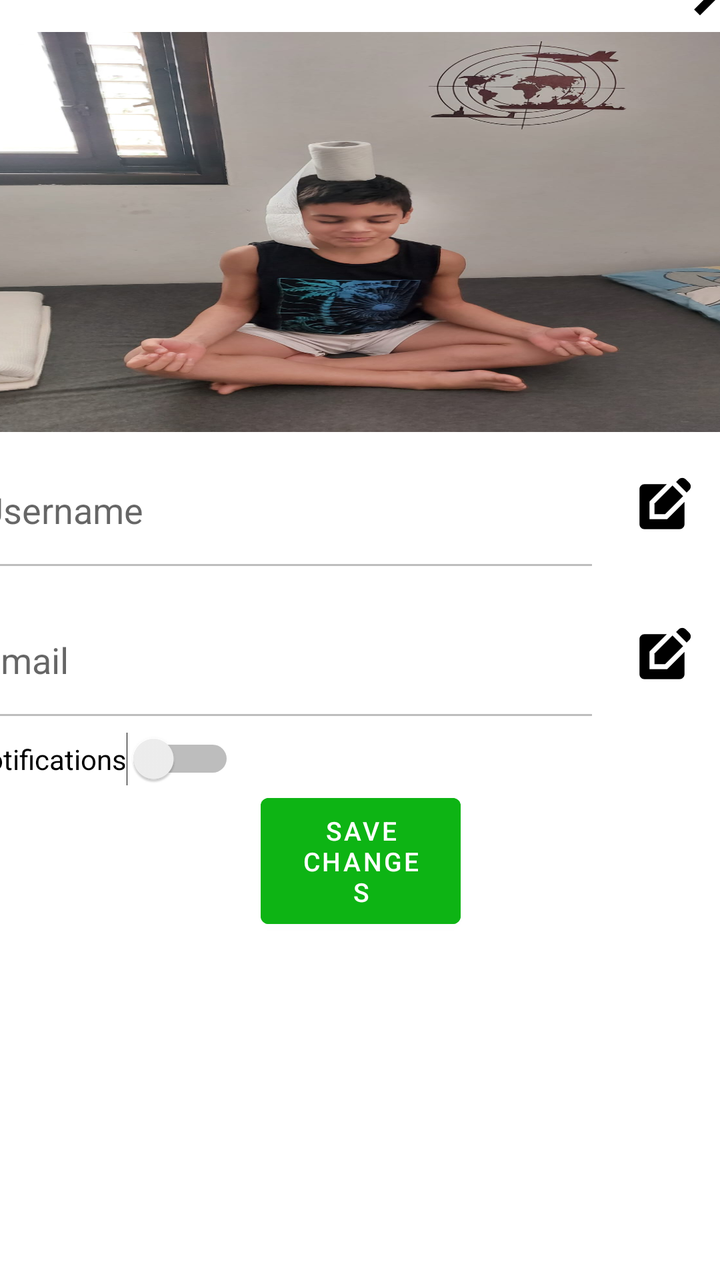
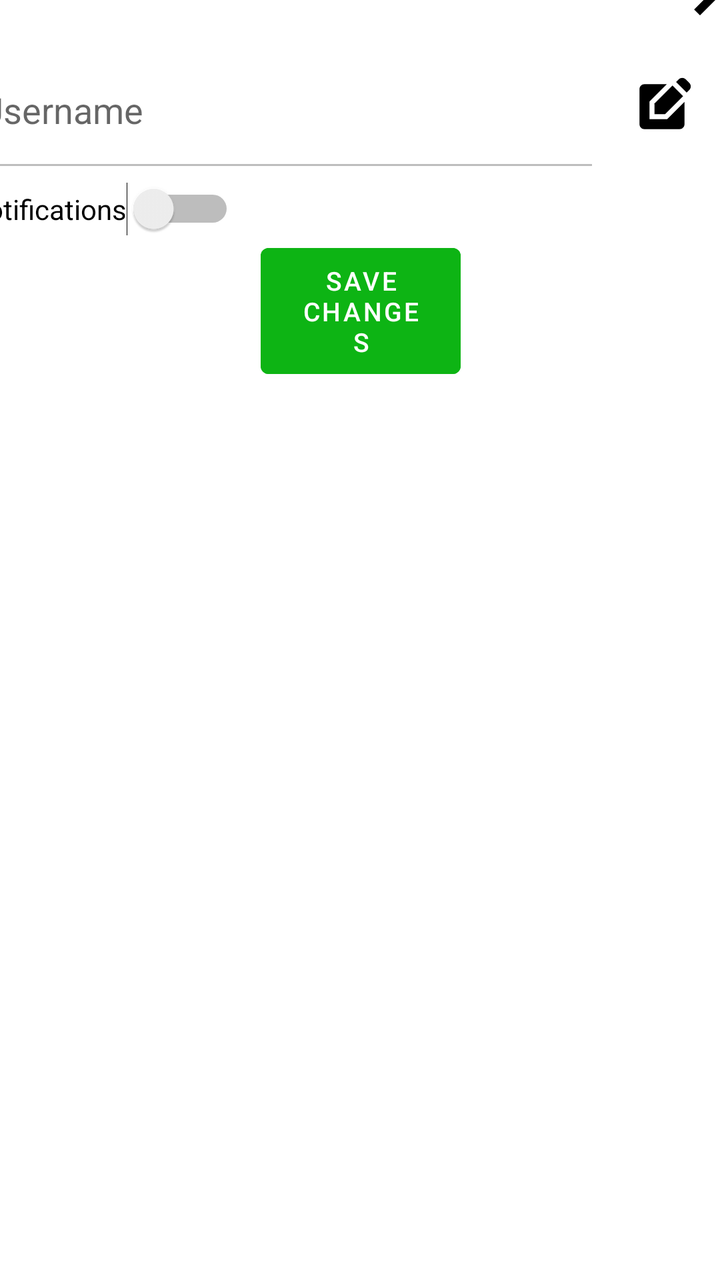

The first picture is an Android layout as it rendered before a commit; the second is the same layout after the commit. The layout source and the unified diff follow.
<!-- AndroidManifest.xml: application theme Theme.SmartCart.Light -->
<!-- res/layout/profile_page.xml -->
<?xml version="1.0" encoding="utf-8"?>
<androidx.constraintlayout.widget.ConstraintLayout xmlns:android="http://schemas.android.com/apk/res/android"
    xmlns:app="http://schemas.android.com/apk/res-auto"
    xmlns:tools="http://schemas.android.com/tools"
    android:layout_width="match_parent"
    android:layout_height="match_parent">

    <LinearLayout
        android:layout_width="409dp"
        android:layout_height="729dp"
        android:orientation="vertical"
        app:layout_constraintBottom_toBottomOf="parent"
        app:layout_constraintEnd_toEndOf="parent"
        app:layout_constraintStart_toStartOf="parent"
        app:layout_constraintTop_toTopOf="parent"
        android:padding="10dp">

        <ImageButton
            android:id="@+id/backButtonProfilePage"
            android:layout_width="50dp"
            android:layout_height="50dp"
            android:background="@drawable/baseline_arrow_back"
            android:layout_gravity="right"
            android:backgroundTint="@color/black"
            />

        <com.google.android.material.imageview.ShapeableImageView
            android:id="@+id/profilePictureProfilePage"
            android:layout_width="match_parent"
            android:layout_height="200dp"
            android:layout_gravity="center"
            android:background="@drawable/joni" />

        <LinearLayout
            android:layout_width="match_parent"
            android:layout_height="75dp"
            android:orientation="horizontal">


            <EditText
                android:id="@+id/usernameProfilePage"
                android:layout_width="wrap_content"
                android:layout_height="match_parent"
                android:layout_weight="1"
                android:enabled="false"
                android:inputType="text"
                android:hint="Username"
                />

            <com.google.android.material.button.MaterialButton
                android:id="@+id/editUsernameButton"
                android:layout_width="75dp"
                android:layout_height="match_parent"
                android:layout_weight="0"
                app:icon="@drawable/baseline_edit_square"
                app:iconTint="@color/black"
                app:iconSize="30dp"
                android:background="@android:color/transparent"
                />
        </LinearLayout>

        <LinearLayout
            android:layout_width="match_parent"
            android:layout_height="75dp"
            android:orientation="horizontal">

            <EditText
                android:id="@+id/emailProfilePage"
                android:layout_width="wrap_content"
                android:layout_height="match_parent"
                android:layout_weight="1"
                android:enabled="false"
                android:inputType="textEmailAddress"
                android:hint="Email"/>

            <com.google.android.material.button.MaterialButton
                android:id="@+id/editEmailButton"
                android:layout_width="75dp"
                android:layout_height="match_parent"
                android:layout_weight="0"
                app:icon="@drawable/baseline_edit_square"
                app:iconTint="@color/black"
                app:iconSize="30dp"
                android:background="@android:color/transparent"
                />
        </LinearLayout>

        <Switch
            android:id="@+id/userNotificationsSwitch"
            android:layout_width="wrap_content"
            android:layout_height="wrap_content"
            android:text="notifications" />

        <com.google.android.material.button.MaterialButton
            android:id="@+id/saveChangesButton"
            android:layout_width="100dp"
            android:layout_height="75dp"
            android:layout_gravity="center"
            android:text="save changes"
            android:textSize="13sp"
            android:backgroundTint="@color/green"
            />


    </LinearLayout>

</androidx.constraintlayout.widget.ConstraintLayout>
<!-- resources referenced by this layout -->
<resources>
  <color name="black">#FF000000</color>
  <color name="green">#0DB414</color>
  <!-- drawable baseline_arrow_back (drawable) -->
  <vector xmlns:android="http://schemas.android.com/apk/res/android" android:autoMirrored="true" android:height="24dp" android:tint="#000000" android:viewportHeight="24" android:viewportWidth="24" android:width="24dp">
        
      <path android:fillColor="@android:color/white" android:pathData="M12,4l-1.41,1.41L16.17,11H4v2h12.17l-5.58,5.59L12,20l8,-8z"/>
      
  </vector>
  <!-- drawable baseline_edit_square (drawable) -->
  <vector xmlns:android="http://schemas.android.com/apk/res/android" android:height="24dp" android:tint="#000000" android:viewportHeight="24" android:viewportWidth="24" android:width="24dp">
        
      <path android:fillColor="@android:color/white" android:pathData="M7,17V9.93L13.93,3l0,0H5C3.9,3 3,3.9 3,5v14c0,1.1 0.9,2 2,2h14c1.1,0 2,-0.9 2,-2v-8.93L14.07,17H7z"/>
        
      <path android:fillColor="@android:color/white" android:pathData="M9,15l4.24,0l7.2,-7.2l-4.24,-4.24l-7.2,7.2z"/>
        
      <path android:fillColor="@android:color/white" android:pathData="M22.91,2.49l-1.41,-1.41c-0.78,-0.78 -2.05,-0.78 -2.83,0l-1.06,1.06l4.24,4.24l1.06,-1.06C23.7,4.54 23.7,3.27 22.91,2.49z"/>
      
  </vector>
  <!-- drawable joni: jpg bitmap (drawable, 116135 bytes) -->
  <style name="Theme.SmartCart.Light" parent="Theme.MaterialComponents.Light.NoActionBar">
          <item name="android:windowBackground">@android:color/white</item>
      </style>
</resources>

<!-- the commit's change to res/layout/profile_page.xml (unified diff, before → after) -->
@@ -24,12 +24,12 @@
             android:backgroundTint="@color/black"
             />
 
-        <com.google.android.material.imageview.ShapeableImageView
-            android:id="@+id/profilePictureProfilePage"
-            android:layout_width="match_parent"
-            android:layout_height="200dp"
-            android:layout_gravity="center"
-            android:background="@drawable/joni" />
+
+
+
+
+
+
 
         <LinearLayout
             android:layout_width="match_parent"
@@ -49,32 +49,6 @@
 
             <com.google.android.material.button.MaterialButton
                 android:id="@+id/editUsernameButton"
-                android:layout_width="75dp"
-                android:layout_height="match_parent"
-                android:layout_weight="0"
-                app:icon="@drawable/baseline_edit_square"
-                app:iconTint="@color/black"
-                app:iconSize="30dp"
-                android:background="@android:color/transparent"
-                />
-        </LinearLayout>
-
-        <LinearLayout
-            android:layout_width="match_parent"
-            android:layout_height="75dp"
-            android:orientation="horizontal">
-
-            <EditText
-                android:id="@+id/emailProfilePage"
-                android:layout_width="wrap_content"
-                android:layout_height="match_parent"
-                android:layout_weight="1"
-                android:enabled="false"
-                android:inputType="textEmailAddress"
-                android:hint="Email"/>
-
-            <com.google.android.material.button.MaterialButton
-                android:id="@+id/editEmailButton"
                 android:layout_width="75dp"
                 android:layout_height="match_parent"
                 android:layout_weight="0"
<!-- resource entries referenced after the edit -->
@@ -18,7 +18,6 @@
       <path android:fillColor="@android:color/white" android:pathData="M22.91,2.49l-1.41,-1.41c-0.78,-0.78 -2.05,-0.78 -2.83,0l-1.06,1.06l4.24,4.24l1.06,-1.06C23.7,4.54 23.7,3.27 22.91,2.49z"/>
       
   </vector>
-  <!-- drawable joni: jpg bitmap (drawable, 116135 bytes) -->
   <style name="Theme.SmartCart.Light" parent="Theme.MaterialComponents.Light.NoActionBar">
           <item name="android:windowBackground">@android:color/white</item>
       </style>
